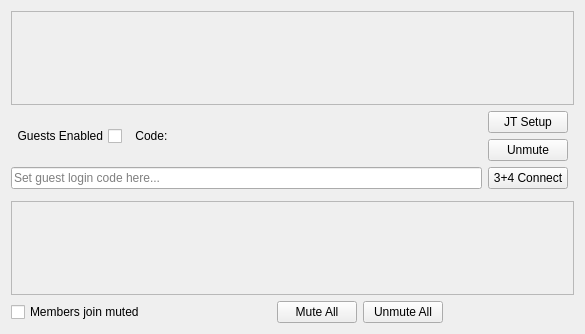
Above: src/rehearsalchef/chefform.ui from alexcoy257/lrnet before the change. Below: the same form after it.
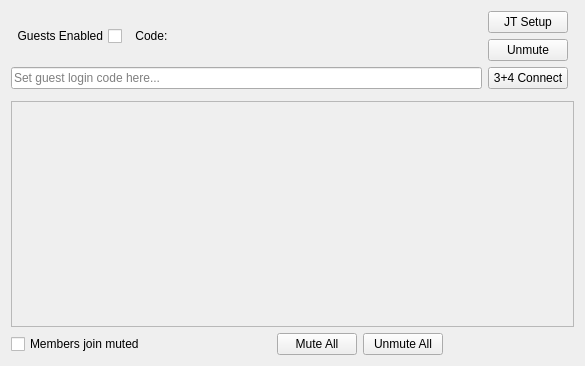
That is the form after the change. Custom widgets are drawn as their Qt base class.

Commit message: Fixed chef form, added WiFi notification, updated dial

```diff
--- a/src/rehearsalchef/chefform.ui
+++ b/src/rehearsalchef/chefform.ui
@@ -7,31 +7,17 @@
     <x>0</x>
     <y>0</y>
     <width>585</width>
-    <height>334</height>
+    <height>366</height>
    </rect>
   </property>
   <property name="windowTitle">
    <string>Form</string>
   </property>
   <layout class="QGridLayout" name="gridLayout">
-   <item row="6" column="0" colspan="2">
-    <widget class="QScrollArea" name="m_channelStripScrollArea">
-     <property name="widgetResizable">
-      <bool>true</bool>
-     </property>
-     <widget class="QWidget" name="m_channelStripScrollParent">
-      <property name="geometry">
-       <rect>
-        <x>0</x>
-        <y>0</y>
-        <width>565</width>
-        <height>203</height>
-       </rect>
-      </property>
-     </widget>
-    </widget>
-   </item>
    <item row="3" column="0">
+    <layout class="QHBoxLayout" name="m_actCompArea"/>
+   </item>
+   <item row="2" column="0">
     <layout class="QHBoxLayout" name="m_authArea">
      <item>
       <layout class="QVBoxLayout" name="verticalLayout">
@@ -128,7 +114,24 @@
      </item>
     </layout>
    </item>
-   <item row="8" column="0">
+   <item row="5" column="0" colspan="2">
+    <widget class="QScrollArea" name="m_channelStripScrollArea">
+     <property name="widgetResizable">
+      <bool>true</bool>
+     </property>
+     <widget class="QWidget" name="m_channelStripScrollParent">
+      <property name="geometry">
+       <rect>
+        <x>0</x>
+        <y>0</y>
+        <width>561</width>
+        <height>179</height>
+       </rect>
+      </property>
+     </widget>
+    </widget>
+   </item>
+   <item row="7" column="0">
     <layout class="QHBoxLayout" name="horizontalLayout_2">
      <item>
       <widget class="QCheckBox" name="joinMutedBox">
@@ -184,23 +187,6 @@
    </item>
    <item row="4" column="1">
     <widget class="ChatForm" name="m_chatForm" native="true"/>
-    </item>
-   <item row="2" column="0" colspan="2">
-    <widget class="QScrollArea" name="m_channelStripScrollArea">
-     <property name="widgetResizable">
-      <bool>true</bool>
-     </property>
-     <widget class="QWidget" name="m_channelStripScrollParent">
-      <property name="geometry">
-       <rect>
-        <x>0</x>
-        <y>0</y>
-        <width>559</width>
-        <height>176</height>
-       </rect>
-      </property>
-     </widget>
-    </widget>
    </item>
   </layout>
  </widget>
```
Left out of the diff: 5 changed lines with no effect on the pictures. The commit also changes 7 other files.
